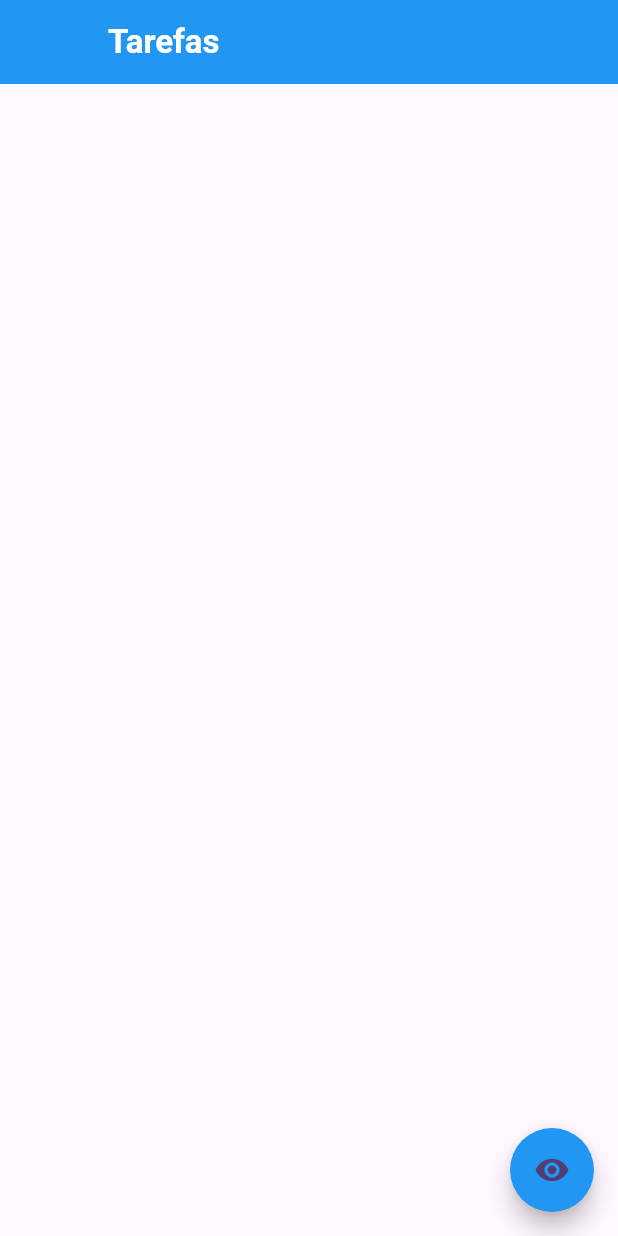
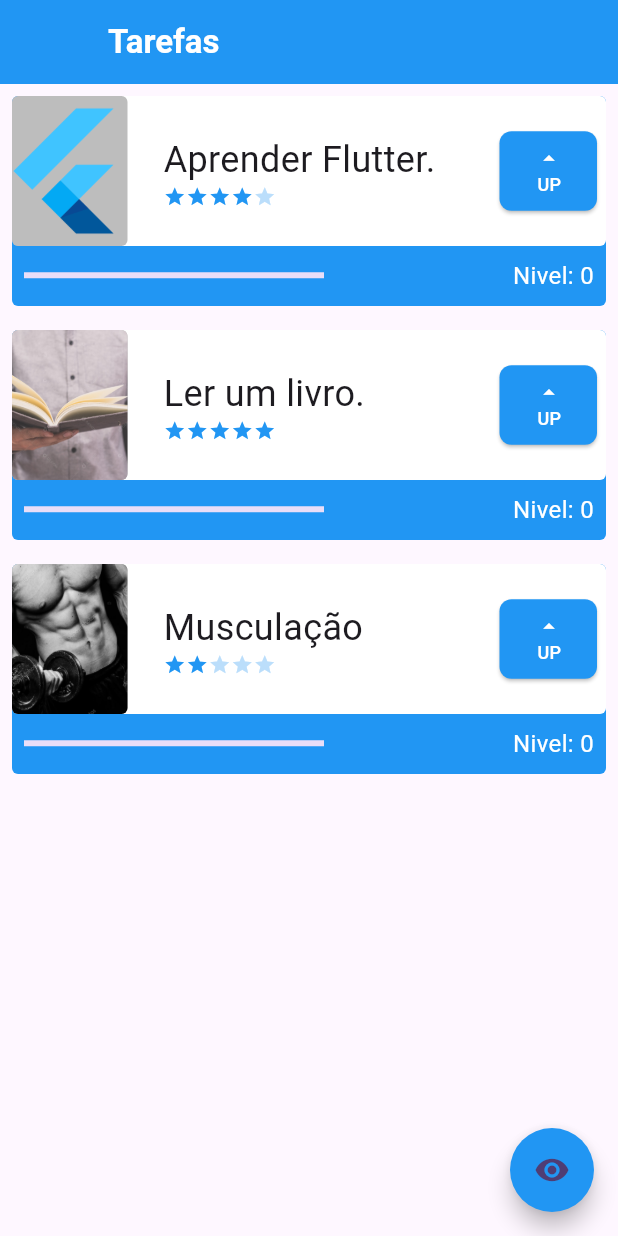
Before and after one commit to Italo61-dev/app_in_flutter, a Flutter app: the InitialScreen screen opened directly, after a tap on the "remove red eye" icon, on a phone screen of 412 x 824 dp. Run offline on Flutter 3.47's test engine with Material 3 defaults, Android fonts, the phone set to English and light mode, and no system bars.

```diff
--- a/lib/main.dart
+++ b/lib/main.dart
@@ -18,7 +18,7 @@ class MyApp extends StatelessWidget {
         colorScheme: ColorScheme.fromSeed(seedColor: Colors.deepPurple),
         useMaterial3: true,
       ),
-      home: const FormScreen(),
+      home: const InitialScreen(),
     );
   }
 }
--- a/lib/screens/initial_screen.dart
+++ b/lib/screens/initial_screen.dart
@@ -9,7 +9,6 @@ class InitialScreen extends StatefulWidget {
 }
 
 class _InitialScreenState extends State<InitialScreen> {
-  bool opacidade = true;
 
   @override
   Widget build(BuildContext context) {
@@ -25,10 +24,7 @@ class _InitialScreenState extends State<InitialScreen> {
           ),
         ),
       ),
-      body: AnimatedOpacity(
-        opacity: opacidade ? 1 : 0,
-        duration: Duration(milliseconds: 800),
-        child: ListView(
+      body: ListView(
         children: [
           Task(
             nome: 'Aprender Flutter.',
@@ -48,12 +44,9 @@ class _InitialScreenState extends State<InitialScreen> {
           SizedBox(height: 80,)
         ],
       ),
-      ),
       floatingActionButton: FloatingActionButton(
         onPressed: () {
-          setState(() {
-            opacidade = !opacidade;
-          });
+
 
         },
         backgroundColor: Colors.blue,
```
Lines whose indentation alone changed are shown as unchanged.
